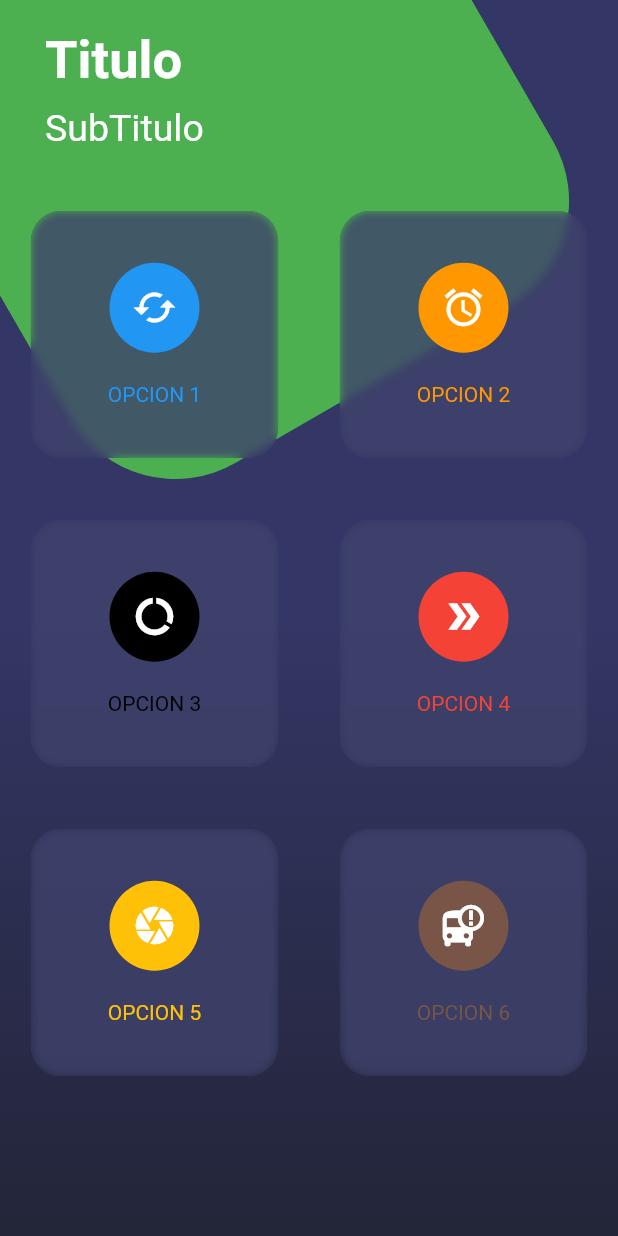
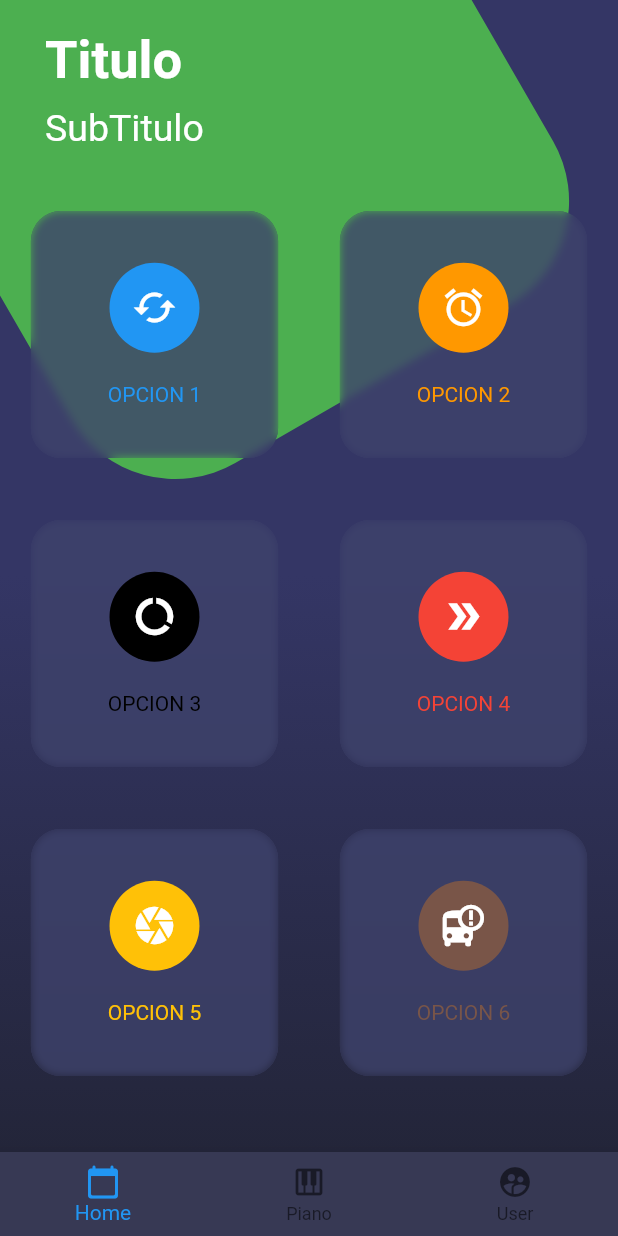
Before and after one commit to rodrileonel/simple_designs, a Flutter app: the ButtonsPage screen opened by its route, on a phone screen of 412 x 824 dp. Run offline on Flutter 3.47's test engine with Material 2 defaults, Android fonts, the phone set to English and light mode, and no system bars.

Commit message:
app terminada

```diff
--- a/lib/pages/buttons_page.dart
+++ b/lib/pages/buttons_page.dart
@@ -11,15 +11,35 @@ class ButtonsPage extends StatelessWidget {
         children: [
           Background(),
           SafeArea(
-            child: Column(
-              crossAxisAlignment: CrossAxisAlignment.start,
-              children: [
-                Header(),
-                Content()
-              ],
+            bottom: false,
+            child: SingleChildScrollView(
+              physics: BouncingScrollPhysics(),
+              child: Column(
+                crossAxisAlignment: CrossAxisAlignment.start,
+                children: [
+                  Header(),
+                  Content(),
+                ],
+              ),
             ),
           ),
         ],
+      ),
+      bottomNavigationBar: Theme(
+        data: Theme.of(context).copyWith(
+          canvasColor:Color.fromRGBO(55,57,84,1),
+          primaryColor: Colors.greenAccent,
+          textTheme: Theme.of(context).textTheme.copyWith(
+            caption: TextStyle(color: Color.fromRGBO(116, 117, 152, 1),),
+          ),
+        ),
+        child: BottomNavigationBar(
+          items: [
+            BottomNavigationBarItem(icon: Icon(Icons.calendar_today_rounded), label: 'Home'),
+            BottomNavigationBarItem(icon: Icon(Icons.piano), label: 'Piano'),
+            BottomNavigationBarItem(icon: Icon(Icons.supervised_user_circle), label: 'User'),
+          ],
+        ),
       ),
     );
   }
```
